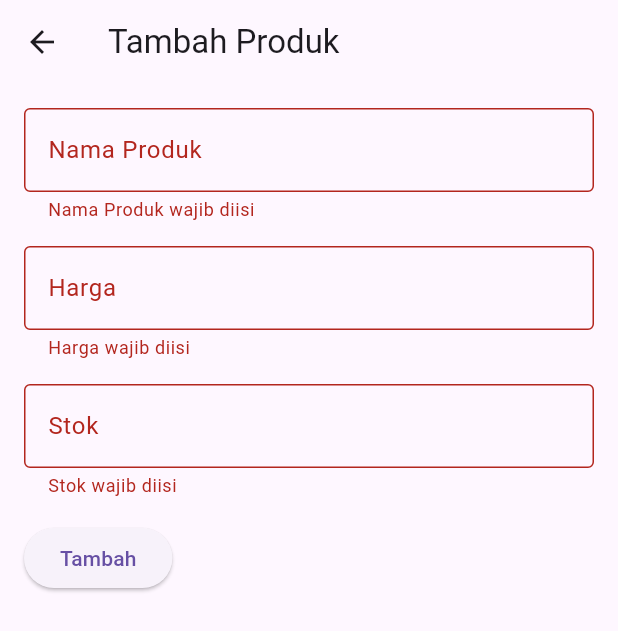
After one commit to paramestiandinii/ukk_kasir, a Flutter app: the AddProduk screen opened directly, after a tap on "Tambah", on a phone screen of 412 x 824 dp. The commit adds this screen. Shown: the top 631 px of the screen. Run offline on Flutter 3.47's test engine with Material 3 defaults, Android fonts, the phone set to English and light mode, and no system bars; our stand-ins replace supabase_flutter; accounts and stored records are empty; network calls fail.

Commit message:
commit kelima

```diff
--- /dev/null
+++ b/lib/produk/insertProduk.dart
@@ -0,0 +1,120 @@
+import 'package:flutter/material.dart';
+import 'package:kasir/home_page.dart';
+import 'package:supabase_flutter/supabase_flutter.dart';
+
+class AddProduk extends StatefulWidget {
+  AddProduk({super.key});
+
+  @override
+  State<AddProduk> createState() => _AddProdukState();
+}
+
+class _AddProdukState extends State<AddProduk> {
+  final _NamaProduk = TextEditingController();
+  final _Harga = TextEditingController();
+  final _Stok = TextEditingController();
+  final _formKey = GlobalKey<FormState>();
+
+  Future<void> langgan() async {
+    if (_formKey.currentState!.validate()) {
+      final String NamaProduk = _NamaProduk.text;
+      final String Harga = _Harga.text;
+      final String Stok = _Stok.text;
+
+      try {
+        final response =
+            await Supabase.instance.client.from('produk').insert({
+          'NamaProduk': NamaProduk,
+          'Harga': Harga,
+          'Stok': Stok,
+        });
+
+        if (response != null) {
+          ScaffoldMessenger.of(context).showSnackBar(
+            SnackBar(
+                content: Text(
+                    'Gagal menambahkan Produk: ${response.error!.message}')),
+          );
+        } else {
+          ScaffoldMessenger.of(context).showSnackBar(
+            SnackBar(content: Text('Produk berhasil ditambahkan')),
+          );
+          Navigator.pushReplacement(
+            context,
+            MaterialPageRoute(builder: (context) => HomePage()),
+          );
+        }
+      } catch (e) {
+        ScaffoldMessenger.of(context).showSnackBar(
+          SnackBar(content: Text('Terjadi kesalahan: $e')),
+        );
+      }
+    }
+  }
+
+  @override
+  Widget build(BuildContext context) {
+    return Scaffold(
+      appBar: AppBar(
+        title: Text('Tambah Produk'),
+      ),
+      body: Padding(
+        padding: EdgeInsets.all(16.0),
+        child: Form(
+          key: _formKey,
+          child: Column(
+            crossAxisAlignment: CrossAxisAlignment.start,
+            children: [
+              TextFormField(
+                controller:  _NamaProduk,
+                decoration: InputDecoration(
+                  labelText: 'Nama Produk',
+                  border: OutlineInputBorder(),
+                ),
+                validator: (value) {
+                  if (value == null || value.isEmpty) {
+                    return 'Nama Produk wajib diisi';
+                  }
+                  return null;
+                },
+              ),
+              SizedBox(height: 16),
+              TextFormField(
+                controller: _Harga,
+                decoration: InputDecoration(
+                  labelText: 'Harga',
+                  border: OutlineInputBorder(),
+                ),
+                validator: (value) {
+                  if (value == null || value.isEmpty) {
+                    return 'Harga wajib diisi';
+                  }
+                  return null;
+                },
+              ),
+              SizedBox(height: 16),
+              TextFormField(
+                controller: _Stok,
+                decoration: InputDecoration(
+                  labelText: 'Stok',
+                  border: OutlineInputBorder(),
+                ),
+                validator: (value) {
+                  if (value == null || value.isEmpty) {
+                    return 'Stok wajib diisi';
+                  }
+                  return null;
+                },
+              ),
+              SizedBox(height: 16),
+              ElevatedButton(
+                onPressed: langgan,
+                child: Text('Tambah'),
+              ),
+            ],
+          ),
+        ),
+      ),
+    );
+  }
+}
```
Also changed, not shown: lib/home_page.dart (+4 -3 lines), lib/produk/indexProduk.dart (added, +200 -0 lines), lib/produk/updateProduk.dart (added, +158 -0 lines), lib/penjualan/index_penjualan.dart (deleted), lib/penjualan/insert_penjualan.dart (deleted), lib/penjualan/update_penjualan.dart (deleted).
